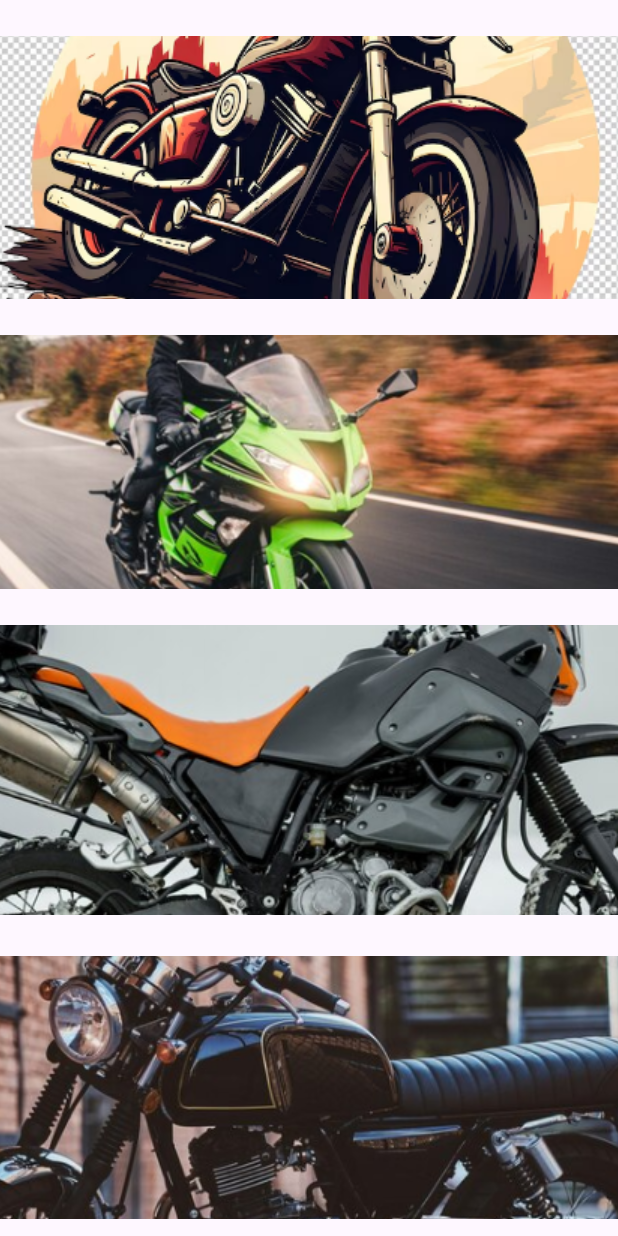
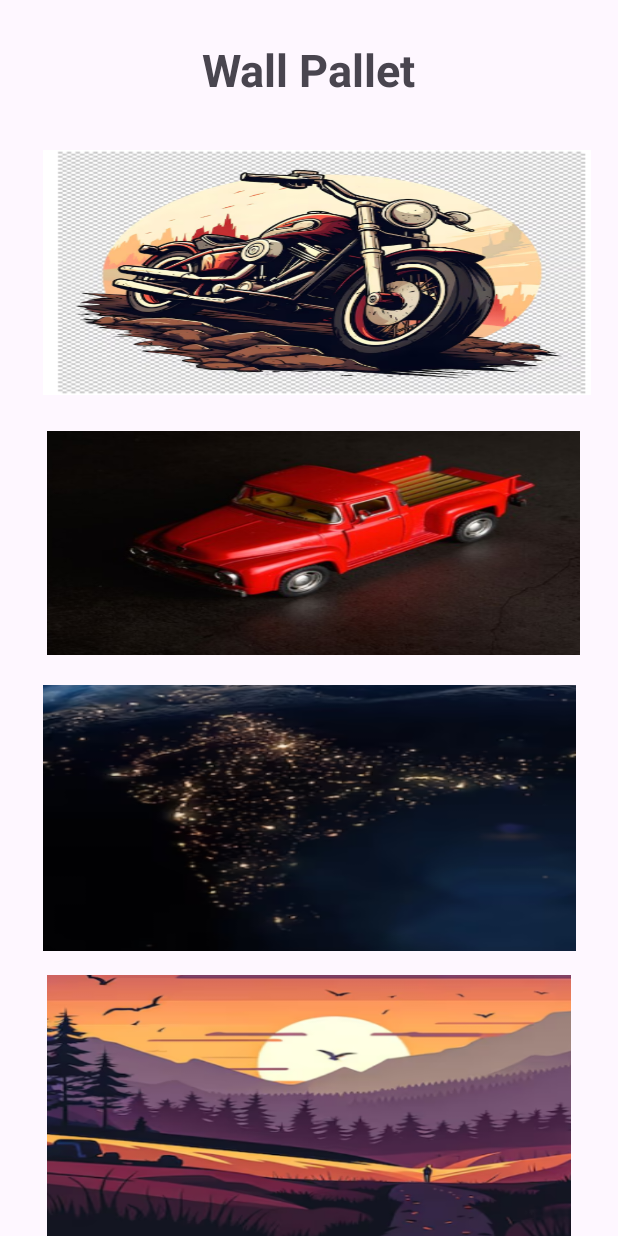
Before and after one commit to Iamhacktree/WsallpaperApp, an Android app: the CategoryActivity screen opened directly, with no data from a screen before it, on a phone screen of 412 x 824 dp. Run offline under Robolectric (Android 15) with nearby library versions, the light colour scheme and no system bars.

Commit message:
v4 is read

```diff
--- /dev/null
+++ b/app/src/main/res/drawable/rounded.xml
@@ -0,0 +1,12 @@
+<layer-list xmlns:android="http://schemas.android.com/apk/res/android">
+    <!-- Background shape with stroke -->
+    <item>
+        <shape android:shape="rectangle">
+            <corners android:radius="8dp" />
+            <stroke
+                android:width="2dp"
+                android:color="@color/black" />
+        </shape>
+    </item>
+
+</layer-list>
--- a/app/src/main/res/layout/activity_bike.xml
+++ b/app/src/main/res/layout/activity_bike.xml
@@ -11,7 +11,7 @@
         android:layout_width="wrap_content"
         android:layout_height="wrap_content"
         android:layout_marginTop="30dp"
-        android:text="Photos"
+        android:text="Bikes"
         android:textAlignment="center"
         android:textColor="@color/black"
         android:textSize="30dp"
--- a/app/src/main/res/layout/activity_cars.xml
+++ b/app/src/main/res/layout/activity_cars.xml
@@ -11,7 +11,7 @@
         android:layout_width="wrap_content"
         android:layout_height="wrap_content"
         android:layout_marginTop="30dp"
-        android:text="Photos"
+        android:text="Cars"
         android:textAlignment="center"
         android:textColor="@color/black"
         android:textSize="30dp"
--- a/app/src/main/res/layout/activity_category.xml
+++ b/app/src/main/res/layout/activity_category.xml
@@ -8,43 +8,68 @@
 
     <ImageButton
         android:id="@+id/imageView"
-        android:layout_width="wrap_content"
-        android:layout_height="175dp"
-        android:layout_marginTop="24dp"
+        android:layout_width="365dp"
+        android:layout_height="163dp"
+        android:scaleType="fitXY"
+        android:layout_marginTop="100dp"
+        android:background="@drawable/rounded"
         app:layout_constraintEnd_toEndOf="parent"
+        app:layout_constraintHorizontal_bias="0.608"
         app:layout_constraintStart_toStartOf="parent"
         app:layout_constraintTop_toTopOf="parent"
         app:srcCompat="@drawable/bike1" />
 
     <ImageButton
         android:id="@+id/imageView2"
-        android:layout_width="wrap_content"
-        android:layout_height="169dp"
+        android:layout_width="355dp"
+        android:layout_height="149dp"
+        android:scaleType="fitXY"
         android:layout_marginTop="24dp"
+        android:background="@drawable/rounded"
         app:layout_constraintEnd_toEndOf="parent"
+        app:layout_constraintHorizontal_bias="0.553"
         app:layout_constraintStart_toStartOf="parent"
         app:layout_constraintTop_toBottomOf="@+id/imageView"
-        app:srcCompat="@drawable/bike2" />
+        app:srcCompat="@drawable/cars5" />
 
     <ImageButton
         android:id="@+id/imageView3"
-        android:layout_width="wrap_content"
-        android:layout_height="193dp"
-        android:layout_marginTop="24dp"
+        android:layout_width="355dp"
+        android:layout_height="177dp"
+        android:layout_marginTop="20dp"
+        android:scaleType="fitXY"
+        android:background="@drawable/rounded"
         app:layout_constraintEnd_toEndOf="parent"
-        app:layout_constraintHorizontal_bias="0.497"
         app:layout_constraintStart_toStartOf="parent"
         app:layout_constraintTop_toBottomOf="@+id/imageView2"
-        app:srcCompat="@drawable/bike3" />
+        app:srcCompat="@drawable/space4" />
 
     <ImageButton
         android:id="@+id/imageView4"
-        android:layout_width="wrap_content"
-        android:layout_height="175dp"
+        android:layout_width="349dp"
+        android:layout_height="189dp"
         android:layout_marginTop="16dp"
+        android:scaleType="fitXY"
+        android:background="@drawable/rounded"
         app:layout_constraintBottom_toBottomOf="parent"
         app:layout_constraintEnd_toEndOf="parent"
         app:layout_constraintStart_toStartOf="parent"
         app:layout_constraintTop_toBottomOf="@+id/imageView3"
-        app:srcCompat="@drawable/bike4" />
+        app:layout_constraintVertical_bias="0.0"
+        app:srcCompat="@drawable/scene4" />
+
+    <TextView
+        android:id="@+id/textView5"
+        android:layout_width="327dp"
+        android:layout_height="55dp"
+        android:gravity="center"
+        android:text="Wall Pallet"
+        android:textSize="30dp"
+        android:textStyle="bold"
+        app:layout_constraintBottom_toTopOf="@+id/imageView"
+        app:layout_constraintEnd_toEndOf="parent"
+        app:layout_constraintHorizontal_bias="0.496"
+        app:layout_constraintStart_toStartOf="parent"
+        app:layout_constraintTop_toTopOf="parent"
+        app:layout_constraintVertical_bias="0.419" />
 </androidx.constraintlayout.widget.ConstraintLayout>
--- a/app/src/main/res/layout/activity_space.xml
+++ b/app/src/main/res/layout/activity_space.xml
@@ -10,7 +10,7 @@
         android:layout_width="wrap_content"
         android:layout_height="wrap_content"
         android:layout_marginTop="30dp"
-        android:text="Photos"
+        android:text="Space"
         android:textAlignment="center"
         android:textColor="@color/black"
         android:textSize="30dp"
--- a/app/src/main/res/layout/activity_wallpaper.xml
+++ b/app/src/main/res/layout/activity_wallpaper.xml
@@ -11,7 +11,7 @@
         android:layout_width="wrap_content"
         android:layout_height="wrap_content"
         android:layout_marginTop="30dp"
-        android:text="Photos"
+        android:text="Random Photos"
         android:textAlignment="center"
         android:textColor="@color/black"
         android:textSize="30dp"
```
Also changed, not shown: app/src/main/java/com/example/kotlin1/Dashboard.kt (+1 -13 lines), app/src/main/res/layout/activity_dashboard.xml (+8 -8 lines), app/src/main/res/layout/activity_start_screen.xml (+43 -12 lines), app/src/main/res/drawable/category.png (added), app/src/main/res/drawable/man.png (added), app/src/main/res/drawable/start.jpeg (added).
